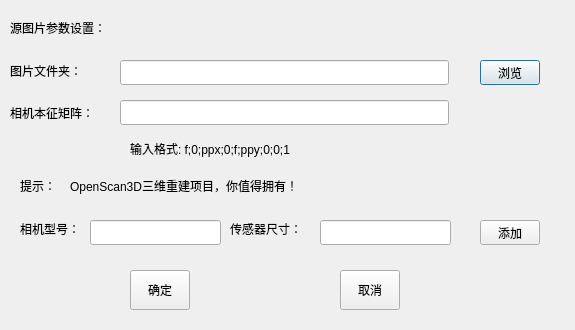
Qt form dialog_addpictures.ui (zxczhai/OpenScan3D) before a commit.
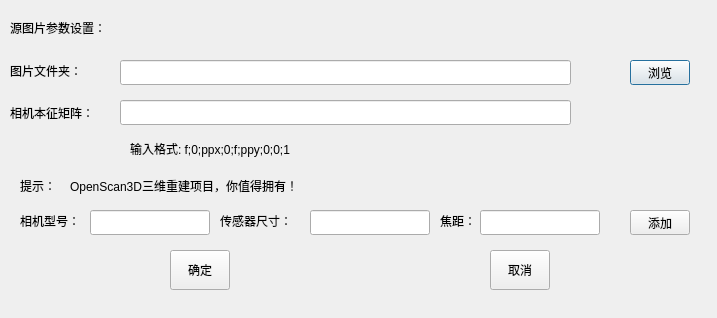
The same form after that commit.

Commit message: finished the user filled in the parameter writing and formulating file, and the camera parameter writing of the video frame extraction interface

```diff
--- a/dialog_addpictures.ui
+++ b/dialog_addpictures.ui
@@ -6,8 +6,8 @@
    <rect>
     <x>0</x>
     <y>0</y>
-    <width>575</width>
-    <height>330</height>
+    <width>717</width>
+    <height>318</height>
    </rect>
   </property>
   <property name="windowTitle">
@@ -16,7 +16,7 @@
   <widget class="QPushButton" name="pushButton_browseInputDir">
    <property name="geometry">
     <rect>
-     <x>480</x>
+     <x>630</x>
      <y>60</y>
      <width>60</width>
      <height>25</height>
@@ -75,8 +75,8 @@
   <widget class="QPushButton" name="btn_CONFIRM">
    <property name="geometry">
     <rect>
-     <x>130</x>
-     <y>270</y>
+     <x>170</x>
+     <y>250</y>
      <width>60</width>
      <height>40</height>
     </rect>
@@ -88,8 +88,8 @@
   <widget class="QPushButton" name="btn_CANCEL">
    <property name="geometry">
     <rect>
-     <x>340</x>
-     <y>270</y>
+     <x>490</x>
+     <y>250</y>
      <width>60</width>
      <height>40</height>
     </rect>
@@ -103,7 +103,7 @@
     <rect>
      <x>120</x>
      <y>60</y>
-     <width>329</width>
+     <width>451</width>
      <height>25</height>
     </rect>
    </property>
@@ -116,7 +116,7 @@
     <rect>
      <x>120</x>
      <y>100</y>
-     <width>329</width>
+     <width>451</width>
      <height>25</height>
     </rect>
    </property>
@@ -151,9 +151,9 @@
    <property name="geometry">
     <rect>
      <x>20</x>
-     <y>220</y>
+     <y>210</y>
      <width>67</width>
-     <height>17</height>
+     <height>21</height>
     </rect>
    </property>
    <property name="text">
@@ -164,8 +164,8 @@
    <property name="geometry">
     <rect>
      <x>90</x>
-     <y>220</y>
-     <width>131</width>
+     <y>210</y>
+     <width>120</width>
      <height>25</height>
     </rect>
    </property>
@@ -173,10 +173,10 @@
   <widget class="QLabel" name="label_SS">
    <property name="geometry">
     <rect>
-     <x>230</x>
-     <y>220</y>
+     <x>220</x>
+     <y>210</y>
      <width>91</width>
-     <height>17</height>
+     <height>21</height>
     </rect>
    </property>
    <property name="text">
@@ -186,9 +186,9 @@
   <widget class="QLineEdit" name="lineEdit_sensorSize">
    <property name="geometry">
     <rect>
-     <x>320</x>
-     <y>220</y>
-     <width>131</width>
+     <x>310</x>
+     <y>210</y>
+     <width>120</width>
      <height>25</height>
     </rect>
    </property>
@@ -196,8 +196,8 @@
   <widget class="QPushButton" name="pushButton_addCameraParameters">
    <property name="geometry">
     <rect>
-     <x>480</x>
-     <y>220</y>
+     <x>630</x>
+     <y>210</y>
      <width>60</width>
      <height>25</height>
     </rect>
@@ -206,6 +206,29 @@
     <string>添加</string>
    </property>
   </widget>
+  <widget class="QLabel" name="label_Focal">
+   <property name="geometry">
+    <rect>
+     <x>440</x>
+     <y>210</y>
+     <width>41</width>
+     <height>21</height>
+    </rect>
+   </property>
+   <property name="text">
+    <string>焦距：</string>
+   </property>
+  </widget>
+  <widget class="QLineEdit" name="lineEdit_focal">
+   <property name="geometry">
+    <rect>
+     <x>480</x>
+     <y>210</y>
+     <width>120</width>
+     <height>25</height>
+    </rect>
+   </property>
+  </widget>
  </widget>
  <resources/>
  <connections/>
```
The commit also changes 7 other files.
